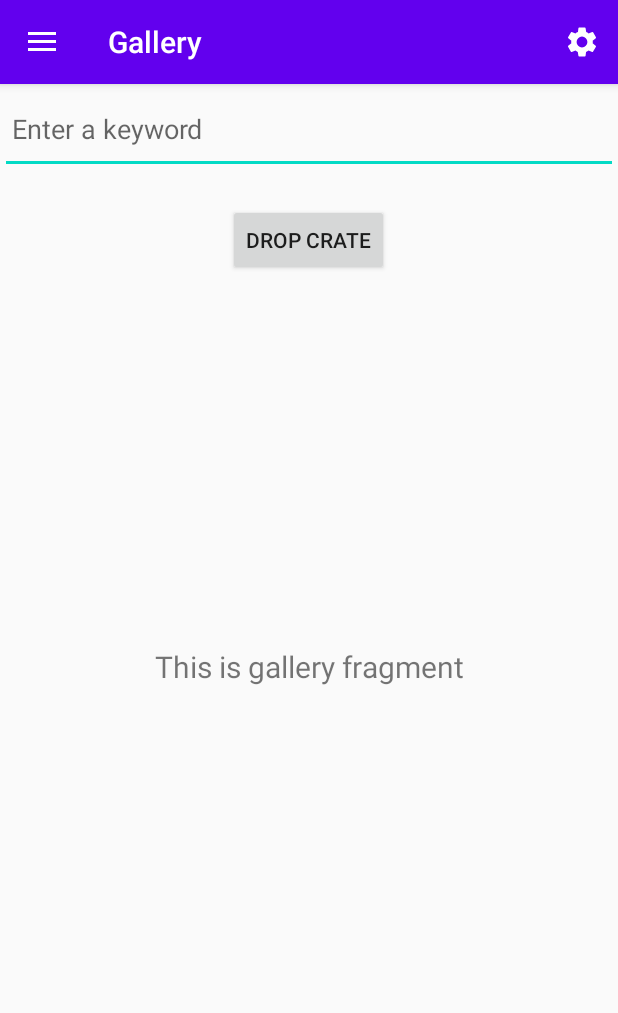
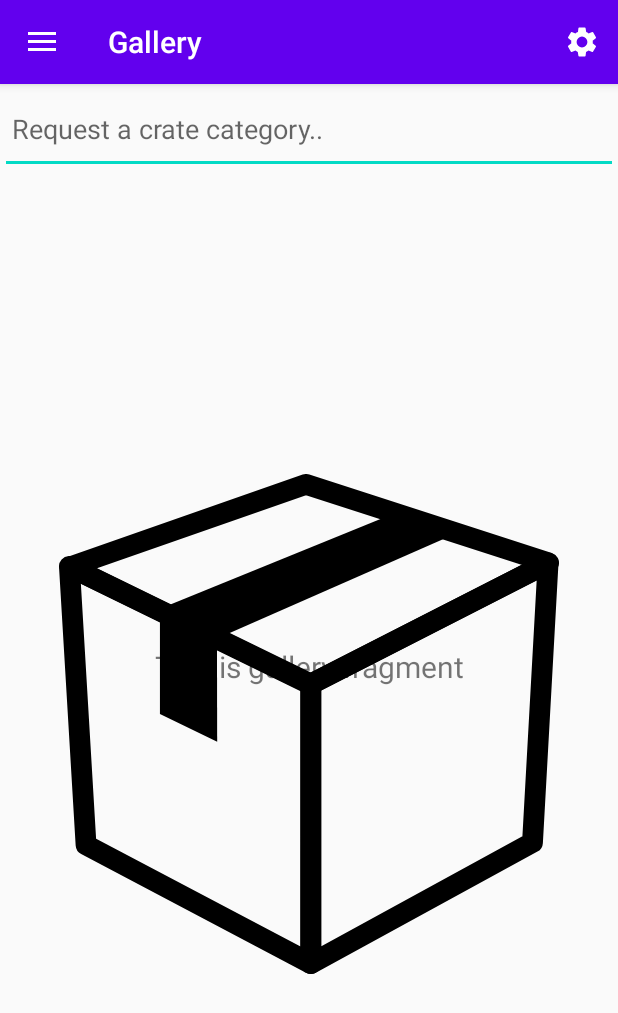
Before and after one commit to JordanNg/Foodcrate, an Android app: the screen it shows after launch (MainActivity), in the side drawer, after a tap on "Gallery", on a phone screen of 412 x 824 dp. Shown: the top 1013 px of the screen. Run offline under Robolectric (Android 15) with nearby library versions, the phone set to English and light mode, and no system bars; our stand-ins replace androidx.preference, navigation-ui; network calls fail.

Commit message:
Added minor fixes

```diff
--- a/app/build.gradle
+++ b/app/build.gradle
@@ -38,6 +38,8 @@ dependencies {
     implementation 'com.google.code.gson:gson:2.8.6'
 
     implementation 'com.github.bumptech.glide:glide:4.8.0'
+    implementation 'jp.wasabeef:glide-transformations:4.0.0'
+
     implementation 'androidx.lifecycle:lifecycle-viewmodel:2.2.0'
     implementation 'androidx.lifecycle:lifecycle-livedata:2.2.0'
 
--- a/app/src/main/java/com/example/foodcrate/YelpQueryViewModel.java
+++ b/app/src/main/java/com/example/foodcrate/YelpQueryViewModel.java
@@ -21,8 +21,8 @@ public class YelpQueryViewModel extends ViewModel {
         mLoadingStatus = mRepository.getLoadingStatus();
     }
 
-    public void loadQueryResults(String query, String lon, String lat, String price) {
-        mRepository.loadQueryResults(query, lon, lat, price);
+    public void loadQueryResults(String query, String lon, String lat, String price, boolean open_now) {
+        mRepository.loadQueryResults(query, lon, lat, price, open_now);
     }
 
     public LiveData<List<YelpItem>> getQueryResults() {
--- a/app/src/main/java/com/example/foodcrate/data/YelpQueryRepository.java
+++ b/app/src/main/java/com/example/foodcrate/data/YelpQueryRepository.java
@@ -41,9 +41,9 @@ public class YelpQueryRepository implements YelpQueryAsyncTask.Callback{
         }
     }
 
-    public void loadQueryResults(String query, String lon, String lat, String price) {
+    public void loadQueryResults(String query, String lon, String lat, String price, boolean open_now) {
         mYelpQueryResults.setValue(null);
-        String url = YelpUtils.buildYelpQuery(query, lon, lat, price);
+        String url = YelpUtils.buildYelpQuery(query, lon, lat, price, open_now);
         Log.d("Executing Query: ", url);
         mLoadingStatus.setValue(Status.LOADING);
         new YelpQueryAsyncTask(this).execute(url);
--- a/app/src/main/java/com/example/foodcrate/utils/YelpUtils.java
+++ b/app/src/main/java/com/example/foodcrate/utils/YelpUtils.java
@@ -21,9 +21,9 @@ public class YelpUtils {
     //private final static String API_KEY = "n6jgTLaklmxY6pP38tHCYVfh7uzsuPyaDbCVxov_l0XALUFvv9rogrGCCYKD05m0UqFyQ1g1xuchvW--qNKk-mK_FHDOIAVwEYJkFiFTBwxDho8UvvbXM9CTNwFoXnYx";
     private final static String TERM = "term";
     private final static String PRICE = "price";
+    private final static String OPEN_NOW = "open_now";
     private final static String LAT_PARAM = "latitude";
     private final static String LON_PARAM = "longitude";
-    private final static String OPEN_NOW = "open_now";
 
     private final static String LIMIT = "limit";
     // This is the max :(
@@ -68,13 +68,14 @@ public class YelpUtils {
     }
 
 
-    public static String buildYelpQuery(String term, String lon, String lat, String price_pref) {
+    public static String buildYelpQuery(String term, String lon, String lat, String price_pref, boolean open_now) {
 
         return Uri.parse(BASE_URL).buildUpon()
                 .appendQueryParameter(TERM, term)
                 .appendQueryParameter(LAT_PARAM, lat)
                 .appendQueryParameter(LON_PARAM, lon)
                 .appendQueryParameter(PRICE, price_pref)
+                .appendQueryParameter(OPEN_NOW, String.valueOf(open_now))
                 .appendQueryParameter(LIMIT, NUMBER_OF_OBJECTS)
                 .build()
                 .toString();
--- /dev/null
+++ b/app/src/main/res/drawable/ic_crateblack.xml
@@ -0,0 +1,33 @@
+<vector xmlns:android="http://schemas.android.com/apk/res/android"
+    android:width="480.5dp"
+    android:height="484.5dp"
+    android:viewportWidth="480.5"
+    android:viewportHeight="484.5">
+  <path
+      android:pathData="M455.01,357.15l-213.01,117.35l0,-271l228.01,-117.35l-15,271z"
+      android:strokeLineJoin="round"
+      android:strokeWidth="20"
+      android:fillColor="#00000000"
+      android:strokeColor="#000"
+      android:strokeLineCap="round"/>
+  <path
+      android:pathData="M242,474.5l-216,-115l-16,-270l232,114l0,271z"
+      android:strokeLineJoin="round"
+      android:strokeWidth="20"
+      android:fillColor="#00000000"
+      android:strokeColor="#000"
+      android:strokeLineCap="round"/>
+  <path
+      android:pathData="M10.5,90l231,114l229,-118l-233,-76l-227,80z"
+      android:strokeLineJoin="round"
+      android:strokeWidth="20"
+      android:fillColor="#00000000"
+      android:strokeColor="#000"
+      android:strokeLineCap="round"/>
+  <path
+      android:fillColor="#FF000000"
+      android:pathData="M152,259.5l-55,-27l0,-102l54.79,28.92l0.21,100.08z"/>
+  <path
+      android:fillColor="#FF000000"
+      android:pathData="M319,39.5l-222,91l55,29l223,-99l-56,-21z"/>
+</vector>
--- a/app/src/main/res/layout/content_main.xml
+++ b/app/src/main/res/layout/content_main.xml
@@ -43,15 +43,15 @@
             android:layout_width="match_parent"
             android:layout_height="60dp"
             android:padding="8dp"
-            android:hint="Enter a keyword"/>
+            android:hint="Request a crate category.. "/>
 
         <Button
             android:id="@+id/button_query"
-            android:layout_width="wrap_content"
-            android:layout_height="wrap_content"
+            android:layout_width="500px"
+            android:layout_height="500px"
             android:layout_gravity="center"
-            android:layout_marginTop="20dp"
-            android:text="Drop Crate"/>
+            android:layout_marginTop="200dp"
+            android:background="@drawable/ic_crateblack"/>
 
         <TextView
             android:id="@+id/tv_yelp_response"
--- a/app/src/main/res/values/strings.xml
+++ b/app/src/main/res/values/strings.xml
@@ -106,4 +106,8 @@
     <string name="pref_price_filter_key">pref_price_filter</string>
     <string name="pref_price_filter_title">Preferred Price</string>
     <string name="pref_price_default">1,2,3,4</string>
+
+    <string name="pref_open_now_key">pref_open_now_key</string>
+    <string name="pref_open_now_title">Open Now</string>
+
 </resources>
--- a/app/src/main/res/xml/prefs.xml
+++ b/app/src/main/res/xml/prefs.xml
@@ -9,4 +9,10 @@
         android:entryValues="@array/preferred_price_values"
         android:defaultValue="@string/pref_price_default" >
     </ListPreference>
+
+    <CheckBoxPreference
+        android:key="@string/pref_open_now_key"
+        android:title="@string/pref_open_now_title"
+        android:defaultValue="true">
+    </CheckBoxPreference>
 </PreferenceScreen>
```
Also changed, not shown: app/src/main/java/com/example/foodcrate/CrateActivity.java (+15 -3 lines), app/src/main/java/com/example/foodcrate/MainActivity.java (+17 -9 lines), app/src/main/res/layout/content_crate.xml (+19 -0 lines).
